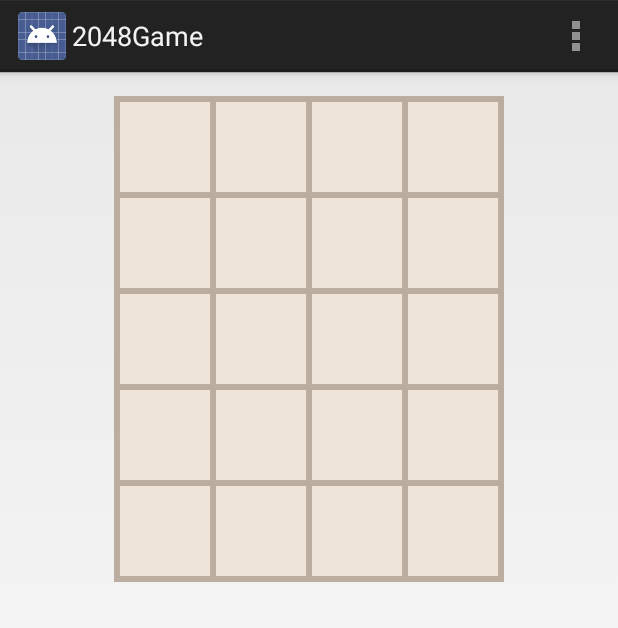
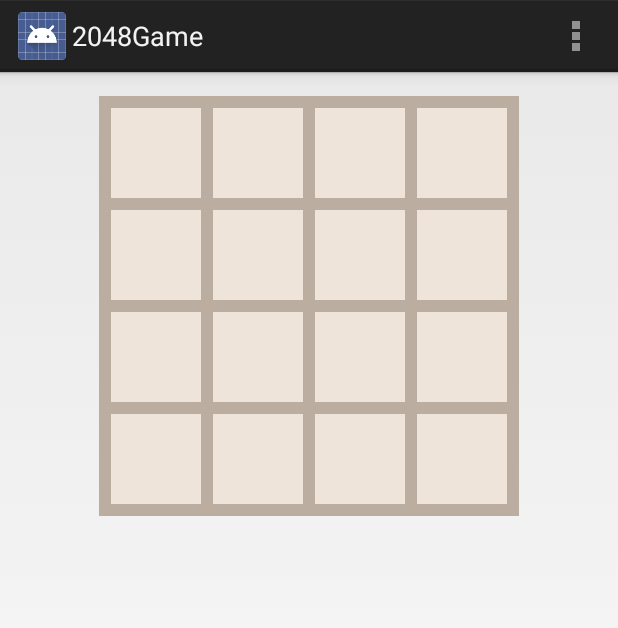
Before and after one commit to AaronRietschlin/2048, an Android app: the screen it shows after launch (MainActivity), on a phone screen of 412 x 824 dp. Shown: the top 628 px of the screen. Run offline under Robolectric (Android 15) with nearby library versions, the phone set to English and light mode, and no system bars; our stand-ins replace ButterKnife.

```diff
--- a/app/src/main/res/layout/fragment_main.xml
+++ b/app/src/main/res/layout/fragment_main.xml
@@ -89,31 +89,6 @@
 
         </LinearLayout>
 
-
-        <LinearLayout
-            android:layout_width="match_parent"
-            android:layout_height="wrap_content">
-
-            <FrameLayout
-                android:layout_marginLeft="@dimen/cell_padding_large"
-                android:id="@+id/grid_container_4_1"
-                style="@style/Layout.Cell" />
-
-            <FrameLayout
-                android:id="@+id/grid_container_4_2"
-                style="@style/Layout.Cell" />
-
-            <FrameLayout
-                android:id="@+id/grid_container_4_3"
-                style="@style/Layout.Cell" />
-
-            <FrameLayout
-                android:layout_marginRight="@dimen/cell_padding_large"
-                android:id="@+id/grid_container_4_4"
-                style="@style/Layout.Cell" />
-
-        </LinearLayout>
-
         <LinearLayout
             android:layout_width="match_parent"
             android:layout_height="wrap_content">
--- a/app/src/main/res/values/dimens.xml
+++ b/app/src/main/res/values/dimens.xml
@@ -6,7 +6,7 @@
     <!-- For the grid -->
     <dimen name="grid_container_cell_width">60dp</dimen>
     <dimen name="grid_container_cell_height">60dp</dimen>
-    <dimen name="cell_padding">2dp</dimen>
-    <dimen name="cell_padding_large">4dp</dimen>
+    <dimen name="cell_padding">4dp</dimen>
+    <dimen name="cell_padding_large">8dp</dimen>
 
 </resources>
```
Also changed, not shown: app/src/main/java/com/asa/games/twentyfortyeight/GameManager.java (added, +23 -0 lines), app/src/main/java/com/asa/games/twentyfortyeight/Grid.java (added, +147 -0 lines), app/src/main/java/com/asa/games/twentyfortyeight/Tile.java (added, +50 -0 lines), app/src/main/java/com/asa/games/twentyfortyeight/TileView.java (added, +7 -0 lines).
